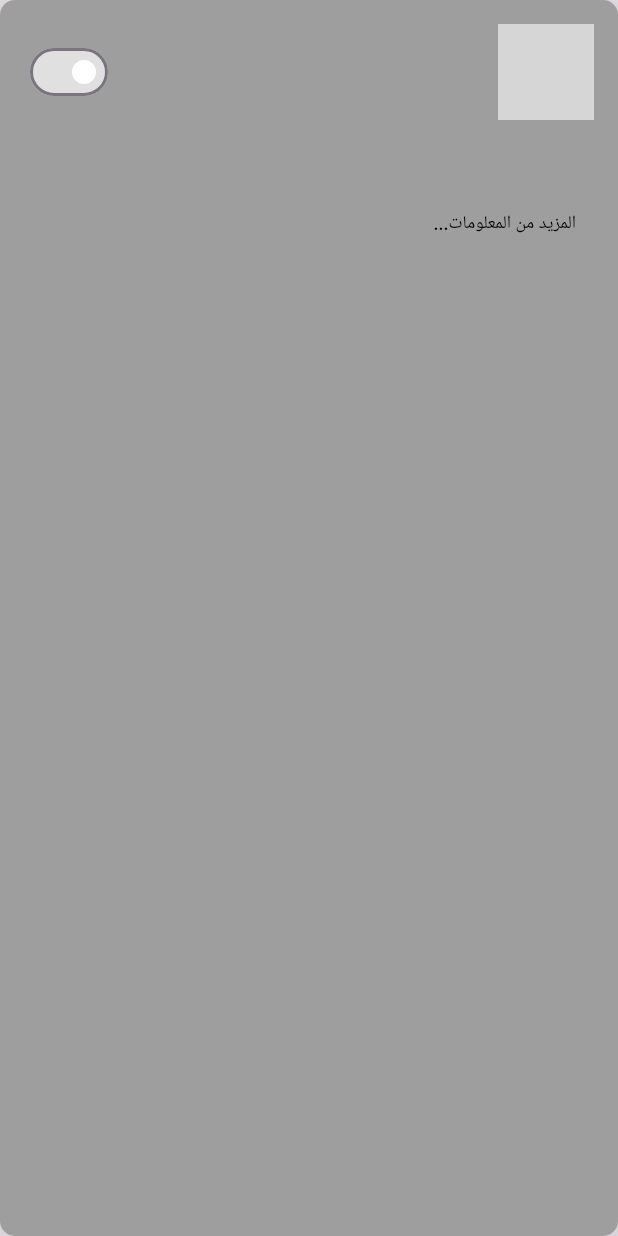
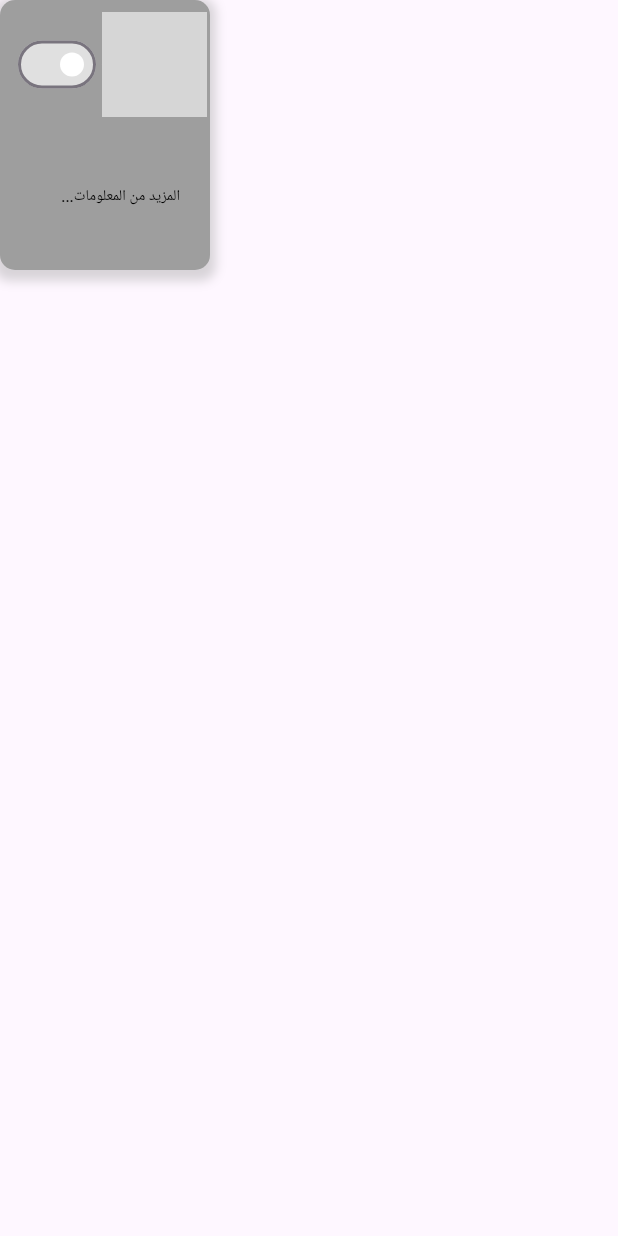
Before and after one commit to FatimaAzaizeh/EEventsApp, a Flutter app: the VendorCard widget shown alone on an empty page, opened directly with empty values, on a phone screen of 412 x 824 dp. Run offline on Flutter 3.47's test engine with Material 3 defaults, Android fonts, the light colour scheme and no system bars; our stand-ins replace cloud_firestore, easy_stepper, file_picker, firebase_auth, firebase_core, firebase_storage and 2 more; missing offline and left inert: emailjs, toggle_list; accounts and stored records are empty; network calls fail; statements that could not run were skipped; grey boxes are pictures that could not be loaded.

Commit message:
Update VendorAccount.dart

```diff
--- a/lib/screens/Admin/widgets_admin/VendorAccount.dart
+++ b/lib/screens/Admin/widgets_admin/VendorAccount.dart
@@ -73,21 +73,19 @@ class _VendorListState extends State<VendorList> {
                   .toList() ??
               [];
 
-          return SingleChildScrollView(
-            scrollDirection: Axis.horizontal,
-            child: Row(
-              mainAxisAlignment: MainAxisAlignment.start, // Align to the left
-              children: vendors.map((vendorData) {
-                return Padding(
-                  padding: const EdgeInsets.all(8.0),
-                  child: SizedBox(
-                    width: 250, // Fixed width
-                    height: 250, // Fixed height to make it a square
-                    child: VendorCard(vendorData: vendorData),
-                  ),
-                );
-              }).toList(),
+          return GridView.builder(
+            gridDelegate: SliverGridDelegateWithFixedCrossAxisCount(
+              crossAxisCount: 3, // 3 containers in each row
+              childAspectRatio:
+                  1.5, // Aspect ratio to make the containers smaller
+              crossAxisSpacing: 8.0,
+              mainAxisSpacing: 8.0,
             ),
+            itemCount: vendors.length,
+            itemBuilder: (context, index) {
+              final vendorData = vendors[index];
+              return VendorCard(vendorData: vendorData);
+            },
           );
         },
       ),
@@ -116,9 +114,9 @@ class _VendorCardState extends State<VendorCard> {
         });
       },
       child: Container(
-        width: double.infinity,
-        height: double.infinity,
-        padding: EdgeInsets.all(16),
+        width: 140, // Reduced width
+        height: 180, // Reduced height
+        padding: EdgeInsets.all(8), // Reduced padding
         decoration: BoxDecoration(
           color: widget.vendorData['vendor_status_id'] == VendorStatusRef
               ? Colors.white.withOpacity(0.8)
@@ -127,8 +125,8 @@ class _VendorCardState extends State<VendorCard> {
           boxShadow: [
             BoxShadow(
               color: Colors.grey.withOpacity(0.4),
-              spreadRadius: 8,
-              blurRadius: 7,
+              spreadRadius: 4,
+              blurRadius: 5,
               offset: Offset(0, 3),
             ),
           ],
@@ -140,7 +138,7 @@ class _VendorCardState extends State<VendorCard> {
               mainAxisAlignment: MainAxisAlignment.spaceBetween,
               children: [
                 CircleAvatar(
-                  radius: 32,
+                  radius: 35, // Increased radius
                   backgroundImage:
                       NetworkImage(widget.vendorData['logo_url'] ?? ''),
                   backgroundColor: Colors.pink[100],
@@ -198,10 +196,11 @@ class _VendorCardState extends State<VendorCard> {
               ],
             ),
             Padding(
-              padding: const EdgeInsets.only(top: 8),
+              padding: const EdgeInsets.only(top: 4), // Reduced padding
               child: Text(
                 widget.vendorData['business_name'] ?? '',
-                style: TextStyle(fontSize: 20, color: Colors.black),
+                style: TextStyle(
+                    fontSize: 14, color: Colors.black), // Reduced font size
                 textAlign: TextAlign.right,
               ),
             ),
@@ -212,20 +211,24 @@ class _VendorCardState extends State<VendorCard> {
                       children: [
                         Text(
                           widget.vendorData['bio'] ?? '',
-                          style: TextStyle(fontSize: 15, color: Colors.black),
+                          style: TextStyle(
+                              fontSize: 10,
+                              color: Colors.black), // Reduced font size
                         ),
-                        SizedBox(height: 8),
+                        SizedBox(height: 4),
                         Text(
                           widget.vendorData['instagram_url'] ?? '',
                           maxLines: 4,
-                          style: TextStyle(fontSize: 14, color: Colors.black),
+                          style: TextStyle(
+                              fontSize: 10,
+                              color: Colors.black), // Reduced font size
                           overflow: TextOverflow.ellipsis,
                         ),
                       ],
                     ),
                   )
                 : Container(),
-            SizedBox(height: 8),
+            SizedBox(height: 4),
             TextButton(
               onPressed: () {
                 setState(() {
@@ -234,7 +237,8 @@ class _VendorCardState extends State<VendorCard> {
               },
               child: Text(
                 isExpanded ? 'تقليل المعلومات' : 'المزيد من المعلومات...',
-                style: TextStyle(fontSize: 12, color: Colors.black),
+                style: TextStyle(
+                    fontSize: 10, color: Colors.black), // Reduced font size
               ),
             ),
           ],
```
